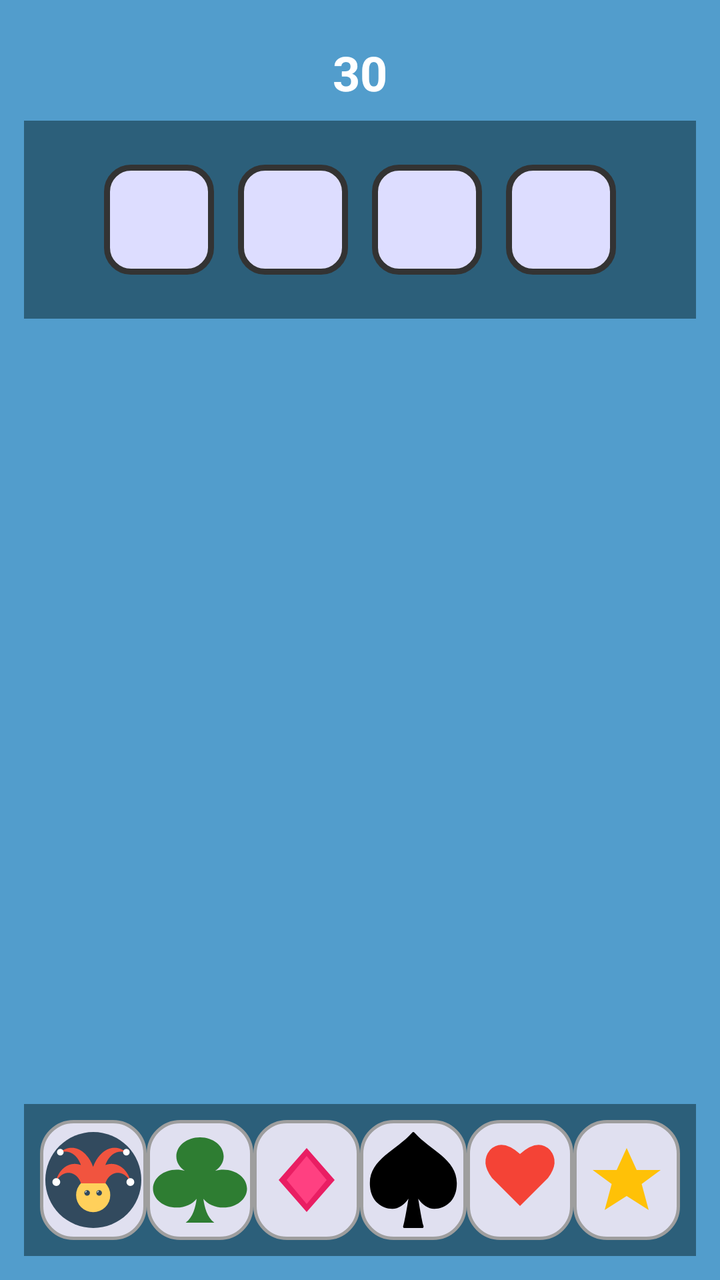
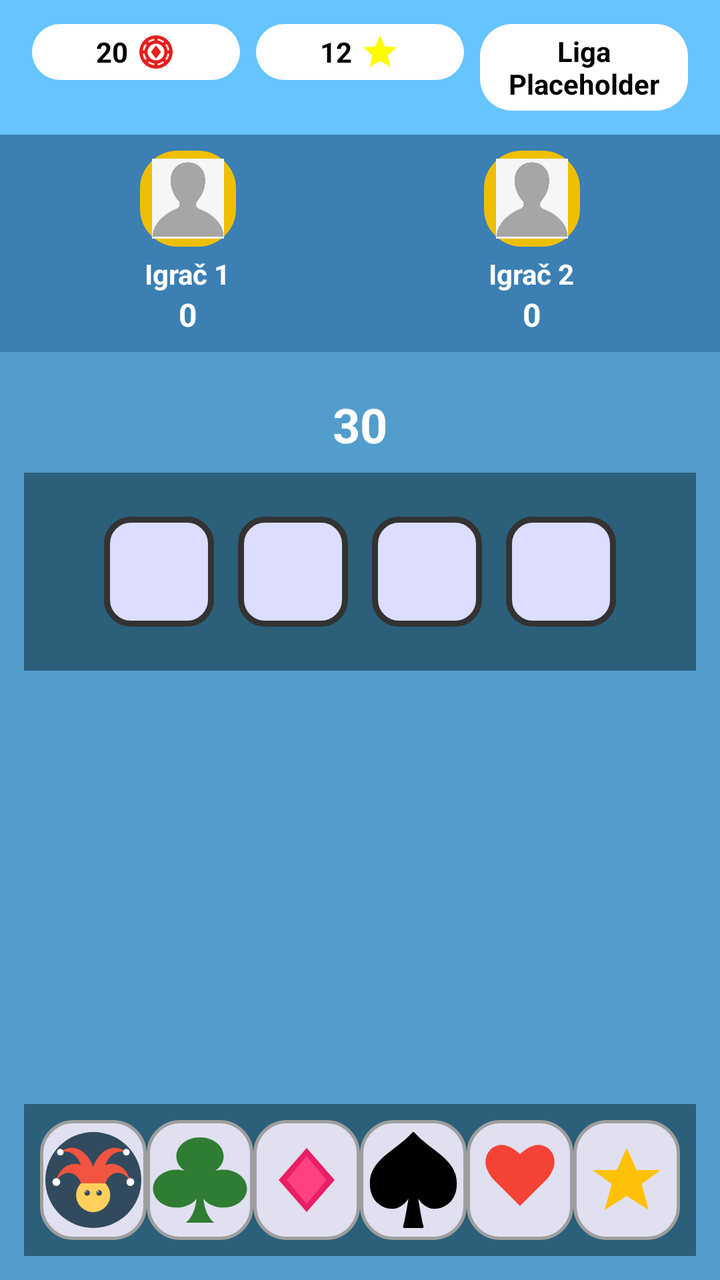

The first picture is an Android layout as it rendered before a commit; the second is the same layout after the commit. The layout source and the unified diff follow.
<!-- AndroidManifest.xml: application theme Theme.Slagalica -->
<!-- res/layout/activity_skocko.xml -->
<?xml version="1.0" encoding="utf-8"?>
<LinearLayout xmlns:android="http://schemas.android.com/apk/res/android"
    android:layout_width="match_parent"
    android:layout_height="match_parent"
    android:orientation="vertical"
    android:background="#529DCC"
    android:padding="12dp">

    <TextView
        android:id="@+id/timerText"
        android:layout_width="match_parent"
        android:layout_height="wrap_content"
        android:text="30"
        android:textSize="24sp"
        android:textStyle="bold"
        android:gravity="center"
        android:textColor="#FFFFFF"
        android:padding="8dp"/>

    <LinearLayout
        android:id="@+id/solutionRow"
        android:layout_width="match_parent"
        android:layout_height="wrap_content"
        android:gravity="center"
        android:orientation="horizontal"
        android:padding="16dp"
        android:background="#2C5F7A">

        <ImageView
            android:id="@+id/sol0"
            android:layout_width="55dp"
            android:layout_height="55dp"
            android:layout_margin="6dp"
            android:background="@drawable/cell_background"/>

        <ImageView
            android:id="@+id/sol1"
            android:layout_width="55dp"
            android:layout_height="55dp"
            android:layout_margin="6dp"
            android:background="@drawable/cell_background"/>

        <ImageView
            android:id="@+id/sol2"
            android:layout_width="55dp"
            android:layout_height="55dp"
            android:layout_margin="6dp"
            android:background="@drawable/cell_background"/>

        <ImageView
            android:id="@+id/sol3"
            android:layout_width="55dp"
            android:layout_height="55dp"
            android:layout_margin="6dp"
            android:background="@drawable/cell_background"/>
    </LinearLayout>

    <ScrollView
        android:layout_width="match_parent"
        android:layout_height="0dp"
        android:layout_weight="1"
        android:fillViewport="true">

        <LinearLayout
            android:id="@+id/gameContainer"
            android:layout_width="match_parent"
            android:layout_height="wrap_content"
            android:orientation="vertical"
            android:paddingTop="8dp"
            android:paddingBottom="8dp"/>
    </ScrollView>

    
    <LinearLayout
        android:layout_width="match_parent"
        android:layout_height="wrap_content"
        android:orientation="horizontal"
        android:gravity="center"
        android:padding="8dp"
        android:background="#2C5F7A">

        <ImageButton
            android:id="@+id/btnSkocko"
            android:layout_width="0dp"
            android:layout_height="60dp"
            android:layout_weight="1"
            android:src="@drawable/ic_skocko"
            android:background="@drawable/btn_symbol_bg"
            android:scaleType="centerInside"/>

        <ImageButton
            android:id="@+id/btnTref"
            android:layout_width="0dp"
            android:layout_height="60dp"
            android:layout_weight="1"
            android:src="@drawable/ic_tref"
            android:background="@drawable/btn_symbol_bg"
            android:scaleType="centerInside"/>

        <ImageButton
            android:id="@+id/btnKaro"
            android:layout_width="0dp"
            android:layout_height="60dp"
            android:layout_weight="1"
            android:src="@drawable/ic_karo"
            android:background="@drawable/btn_symbol_bg"
            android:scaleType="centerInside"/>

        <ImageButton
            android:id="@+id/btnPik"
            android:layout_width="0dp"
            android:layout_height="60dp"
            android:layout_weight="1"
            android:src="@drawable/ic_pik"
            android:background="@drawable/btn_symbol_bg"
            android:scaleType="centerInside"/>

        <ImageButton
            android:id="@+id/btnHerc"
            android:layout_width="0dp"
            android:layout_height="60dp"
            android:layout_weight="1"
            android:src="@drawable/ic_herc"
            android:background="@drawable/btn_symbol_bg"
            android:scaleType="centerInside"/>

        <ImageButton
            android:id="@+id/btnZvezda"
            android:layout_width="0dp"
            android:layout_height="60dp"
            android:layout_weight="1"
            android:src="@drawable/ic_zvezda"
            android:background="@drawable/btn_symbol_bg"
            android:scaleType="centerInside"/>
    </LinearLayout>
</LinearLayout>
<!-- resources referenced by this layout -->
<resources>
  <!-- drawable ic_herc (drawable) -->
  <vector xmlns:android="http://schemas.android.com/apk/res/android"
      android:width="48dp"
      android:height="48dp"
      android:viewportWidth="960"
      android:viewportHeight="960">
      <path android:fillColor="#F44336"
          android:pathData="M480,220 Q300,60 180,180 Q80,300 200,460 L480,740 L760,460 Q880,300 780,180 Q660,60 480,220Z"/>
  </vector>
  <!-- drawable ic_karo (drawable) -->
  <vector xmlns:android="http://schemas.android.com/apk/res/android"
      android:width="48dp"
      android:height="48dp"
      android:viewportWidth="960"
      android:viewportHeight="960">
      <path android:fillColor="#E91E63"
          android:pathData="M480,160 L760,480 L480,800 L200,480 Z"/>
      <path android:fillColor="#FF4081"
          android:pathData="M480,240 L680,480 L480,720 L280,480 Z"/>
  </vector>
  <!-- drawable ic_zvezda (drawable) -->
  <vector xmlns:android="http://schemas.android.com/apk/res/android"
      android:width="48dp"
      android:height="48dp"
      android:viewportWidth="960"
      android:viewportHeight="960">
      <path android:fillColor="#FFC107"
          android:pathData="M480,160 L580,380 L820,380 L630,520 L700,780 L480,640 L260,780 L330,520 L140,380 L380,380 L480,160Z"/>
  </vector>
  <style name="Theme.Slagalica" parent="Base.Theme.Slagalica" />
  <style name="Base.Theme.Slagalica" parent="Theme.Material3.DayNight.NoActionBar">
          
          
      </style>
  <!-- unchanged entries left out for length: 5 -->
</resources>

<!-- the commit's change to res/layout/activity_skocko.xml (unified diff, before → after) -->
@@ -1,136 +1,318 @@
+<?xml version="1.0" encoding="utf-8"?>
+<androidx.constraintlayout.widget.ConstraintLayout xmlns:android="http://schemas.android.com/apk/res/android"
+    android:id="@+id/main"
+    android:layout_width="match_parent"
+    android:layout_height="match_parent"
+    android:background="#529DCC">
+
+    <LinearLayout
+        android:layout_width="match_parent"
+        android:layout_height="match_parent"
+        android:orientation="vertical">
+
+        <include layout="@layout/top_bar" />
+
+        <include layout="@layout/player_score_row" />
+
+        <LinearLayout
+            android:layout_width="match_parent"
+            android:layout_height="match_parent"
+            android:orientation="vertical"
+            android:padding="12dp">
+
+            <TextView
+                android:id="@+id/timerText"
+                android:layout_width="match_parent"
+                android:layout_height="wrap_content"
+                android:text="30"
+                android:textSize="24sp"
+                android:textStyle="bold"
+                android:gravity="center"
+                android:textColor="#FFFFFF"
+                android:padding="8dp"/>
+
+            <LinearLayout
+                android:id="@+id/solutionRow"
+                android:layout_width="match_parent"
+                android:layout_height="wrap_content"
+                android:gravity="center"
+                android:orientation="horizontal"
+                android:padding="16dp"
+                android:background="#2C5F7A">
+
+                <ImageView
+                    android:id="@+id/sol0"
+                    android:layout_width="55dp"
+                    android:layout_height="55dp"
+                    android:layout_margin="6dp"
+                    android:background="@drawable/cell_background"/>
+
+                <ImageView
+                    android:id="@+id/sol1"
+                    android:layout_width="55dp"
+                    android:layout_height="55dp"
+                    android:layout_margin="6dp"
+                    android:background="@drawable/cell_background"/>
+
+                <ImageView
+                    android:id="@+id/sol2"
+                    android:layout_width="55dp"
+                    android:layout_height="55dp"
+                    android:layout_margin="6dp"
+                    android:background="@drawable/cell_background"/>
+
+                <ImageView
+                    android:id="@+id/sol3"
+                    android:layout_width="55dp"
+                    android:layout_height="55dp"
+                    android:layout_margin="6dp"
+                    android:background="@drawable/cell_background"/>
+            </LinearLayout>
+
+            <ScrollView
+                android:layout_width="match_parent"
+                android:layout_height="0dp"
+                android:layout_weight="1"
+                android:fillViewport="true">
+
+                <LinearLayout
+                    android:id="@+id/gameContainer"
+                    android:layout_width="match_parent"
+                    android:layout_height="wrap_content"
+                    android:orientation="vertical"
+                    android:paddingTop="8dp"
+                    android:paddingBottom="8dp"/>
+            </ScrollView>
+
+            
+            <LinearLayout
+                android:layout_width="match_parent"
+                android:layout_height="wrap_content"
+                android:orientation="horizontal"
+                android:gravity="center"
+                android:padding="8dp"
+                android:background="#2C5F7A">
+
+                <ImageButton
+                    android:id="@+id/btnSkocko"
+                    android:layout_width="0dp"
+                    android:layout_height="60dp"
+                    android:layout_weight="1"
+                    android:src="@drawable/ic_skocko"
+                    android:background="@drawable/btn_symbol_bg"
+                    android:scaleType="centerInside"/>
+
+                <ImageButton
+                    android:id="@+id/btnTref"
+                    android:layout_width="0dp"
+                    android:layout_height="60dp"
+                    android:layout_weight="1"
+                    android:src="@drawable/ic_tref"
+                    android:background="@drawable/btn_symbol_bg"
+                    android:scaleType="centerInside"/>
+
+                <ImageButton
+                    android:id="@+id/btnKaro"
+                    android:layout_width="0dp"
+                    android:layout_height="60dp"
+                    android:layout_weight="1"
+                    android:src="@drawable/ic_karo"
+                    android:background="@drawable/btn_symbol_bg"
+                    android:scaleType="centerInside"/>
+
+                <ImageButton
+                    android:id="@+id/btnPik"
+                    android:layout_width="0dp"
+                    android:layout_height="60dp"
+                    android:layout_weight="1"
+                    android:src="@drawable/ic_pik"
+                    android:background="@drawable/btn_symbol_bg"
+                    android:scaleType="centerInside"/>
+
+                <ImageButton
+                    android:id="@+id/btnHerc"
+                    android:layout_width="0dp"
+                    android:layout_height="60dp"
+                    android:layout_weight="1"
+                    android:src="@drawable/ic_herc"
+                    android:background="@drawable/btn_symbol_bg"
+                    android:scaleType="centerInside"/>
+
+                <ImageButton
+                    android:id="@+id/btnZvezda"
+                    android:layout_width="0dp"
+                    android:layout_height="60dp"
+                    android:layout_weight="1"
+                    android:src="@drawable/ic_zvezda"
+                    android:background="@drawable/btn_symbol_bg"
+                    android:scaleType="centerInside"/>
+            </LinearLayout>
+        </LinearLayout>
+    </LinearLayout>
+
+</androidx.constraintlayout.widget.ConstraintLayout>
+<!-- res/layout/top_bar.xml (included above) -->
 <?xml version="1.0" encoding="utf-8"?>
 <LinearLayout xmlns:android="http://schemas.android.com/apk/res/android"
     android:layout_width="match_parent"
-    android:layout_height="match_parent"
-    android:orientation="vertical"
-    android:background="#529DCC"
-    android:padding="12dp">
-
-    <TextView
-        android:id="@+id/timerText"
-        android:layout_width="match_parent"
-        android:layout_height="wrap_content"
-        android:text="30"
-        android:textSize="24sp"
-        android:textStyle="bold"
-        android:gravity="center"
-        android:textColor="#FFFFFF"
-        android:padding="8dp"/>
-
-    <LinearLayout
-        android:id="@+id/solutionRow"
-        android:layout_width="match_parent"
-        android:layout_height="wrap_content"
-        android:gravity="center"
-        android:orientation="horizontal"
-        android:padding="16dp"
-        android:background="#2C5F7A">
-
-        <ImageView
-            android:id="@+id/sol0"
-            android:layout_width="55dp"
-            android:layout_height="55dp"
-            android:layout_margin="6dp"
-            android:background="@drawable/cell_background"/>
-
-        <ImageView
-            android:id="@+id/sol1"
-            android:layout_width="55dp"
-            android:layout_height="55dp"
-            android:layout_margin="6dp"
-            android:background="@drawable/cell_background"/>
-
-        <ImageView
-            android:id="@+id/sol2"
-            android:layout_width="55dp"
-            android:layout_height="55dp"
-            android:layout_margin="6dp"
-            android:background="@drawable/cell_background"/>
-
-        <ImageView
-            android:id="@+id/sol3"
-            android:layout_width="55dp"
-            android:layout_height="55dp"
-            android:layout_margin="6dp"
-            android:background="@drawable/cell_background"/>
-    </LinearLayout>
-
-    <ScrollView
-        android:layout_width="match_parent"
-        android:layout_height="0dp"
-        android:layout_weight="1"
-        android:fillViewport="true">
-
-        <LinearLayout
-            android:id="@+id/gameContainer"
-            android:layout_width="match_parent"
-            android:layout_height="wrap_content"
-            android:orientation="vertical"
-            android:paddingTop="8dp"
-            android:paddingBottom="8dp"/>
-    </ScrollView>
-
-    
-    <LinearLayout
-        android:layout_width="match_parent"
-        android:layout_height="wrap_content"
+    android:layout_height="wrap_content"
+    android:orientation="horizontal"
+    android:padding="12dp"
+    android:background="#66C4FF">
+
+    <LinearLayout
+        android:layout_width="0dp"
+        android:layout_height="wrap_content"
+        android:layout_weight="1"
         android:orientation="horizontal"
         android:gravity="center"
-        android:padding="8dp"
-        android:background="#2C5F7A">
-
-        <ImageButton
-            android:id="@+id/btnSkocko"
-            android:layout_width="0dp"
-            android:layout_height="60dp"
-            android:layout_weight="1"
-            android:src="@drawable/ic_skocko"
-            android:background="@drawable/btn_symbol_bg"
-            android:scaleType="centerInside"/>
-
-        <ImageButton
-            android:id="@+id/btnTref"
-            android:layout_width="0dp"
-            android:layout_height="60dp"
-            android:layout_weight="1"
-            android:src="@drawable/ic_tref"
-            android:background="@drawable/btn_symbol_bg"
-            android:scaleType="centerInside"/>
-
-        <ImageButton
-            android:id="@+id/btnKaro"
-            android:layout_width="0dp"
-            android:layout_height="60dp"
-            android:layout_weight="1"
-            android:src="@drawable/ic_karo"
-            android:background="@drawable/btn_symbol_bg"
-            android:scaleType="centerInside"/>
-
-        <ImageButton
-            android:id="@+id/btnPik"
-            android:layout_width="0dp"
-            android:layout_height="60dp"
-            android:layout_weight="1"
-            android:src="@drawable/ic_pik"
-            android:background="@drawable/btn_symbol_bg"
-            android:scaleType="centerInside"/>
-
-        <ImageButton
-            android:id="@+id/btnHerc"
-            android:layout_width="0dp"
-            android:layout_height="60dp"
-            android:layout_weight="1"
-            android:src="@drawable/ic_herc"
-            android:background="@drawable/btn_symbol_bg"
-            android:scaleType="centerInside"/>
-
-        <ImageButton
-            android:id="@+id/btnZvezda"
-            android:layout_width="0dp"
-            android:layout_height="60dp"
-            android:layout_weight="1"
-            android:src="@drawable/ic_zvezda"
-            android:background="@drawable/btn_symbol_bg"
-            android:scaleType="centerInside"/>
+        android:padding="4dp"
+        android:layout_marginStart="4dp"
+        android:layout_marginEnd="4dp"
+        android:background="@drawable/rounded_white">
+
+        <TextView
+            android:layout_width="wrap_content"
+            android:layout_height="wrap_content"
+            android:text="20"
+            android:textColor="#000000"
+            android:textStyle="bold"
+            android:layout_marginEnd="4dp" />
+
+        <ImageView
+            android:layout_width="20dp"
+            android:layout_height="20dp"
+            android:src="@drawable/ic_token"
+            android:contentDescription="Tokeni" />
+    </LinearLayout>
+
+    <LinearLayout
+        android:layout_width="0dp"
+        android:layout_height="wrap_content"
+        android:layout_weight="1"
+        android:orientation="horizontal"
+        android:gravity="center"
+        android:padding="4dp"
+        android:layout_marginStart="4dp"
+        android:layout_marginEnd="4dp"
+        android:background="@drawable/rounded_white">
+
+        <TextView
+            android:layout_width="wrap_content"
+            android:layout_height="wrap_content"
+            android:text="12"
+            android:textColor="#000000"
+            android:textStyle="bold"
+            android:layout_marginEnd="4dp" />
+
+        <ImageView
+            android:layout_width="20dp"
+            android:layout_height="20dp"
+            android:src="@drawable/ic_star"
+            android:contentDescription="Zvezde" />
+    </LinearLayout>
+
+    <LinearLayout
+        android:layout_width="0dp"
+        android:layout_height="wrap_content"
+        android:layout_weight="1"
+        android:orientation="horizontal"
+        android:gravity="center"
+        android:padding="4dp"
+        android:layout_marginStart="4dp"
+        android:layout_marginEnd="4dp"
+        android:background="@drawable/rounded_white">
+
+        <TextView
+            android:layout_width="wrap_content"
+            android:layout_height="wrap_content"
+            android:text="Liga Placeholder"
+            android:textColor="#000000"
+            android:textStyle="bold"
+            android:gravity="center" />
     </LinearLayout>
 </LinearLayout>
+<!-- res/layout/player_score_row.xml (included above) -->
+<?xml version="1.0" encoding="utf-8"?>
+<LinearLayout xmlns:android="http://schemas.android.com/apk/res/android"
+    android:id="@+id/playerScoreRow"
+    android:layout_width="match_parent"
+    android:layout_height="wrap_content"
+    android:orientation="horizontal"
+    android:padding="8dp"
+    android:background="#3B7FB3">
+
+    <LinearLayout
+        android:id="@+id/playerOneContainer"
+        android:layout_width="0dp"
+        android:layout_height="wrap_content"
+        android:layout_weight="1"
+        android:orientation="vertical"
+        android:gravity="center">
+
+        <ImageView
+            android:id="@+id/playerOneAvatar"
+            android:layout_width="48dp"
+            android:layout_height="48dp"
+            android:background="@drawable/profile_frame"
+            android:padding="4dp"
+            android:src="@drawable/default_profile"
+            android:contentDescription="Player 1 avatar" />
+
+        <TextView
+            android:id="@+id/playerOneName"
+            android:layout_width="wrap_content"
+            android:layout_height="wrap_content"
+            android:layout_marginTop="4dp"
+            android:text="Igrač 1"
+            android:textColor="@android:color/white"
+            android:textStyle="bold"
+            android:textSize="14sp" />
+
+        <TextView
+            android:id="@+id/playerOneScore"
+            android:layout_width="wrap_content"
+            android:layout_height="wrap_content"
+            android:text="0"
+            android:textColor="@android:color/white"
+            android:textStyle="bold"
+            android:textSize="16sp" />
+    </LinearLayout>
+
+    <LinearLayout
+        android:id="@+id/playerTwoContainer"
+        android:layout_width="0dp"
+        android:layout_height="wrap_content"
+        android:layout_weight="1"
+        android:orientation="vertical"
+        android:gravity="center">
+
+        <ImageView
+            android:id="@+id/playerTwoAvatar"
+            android:layout_width="48dp"
+            android:layout_height="48dp"
+            android:background="@drawable/profile_frame"
+            android:padding="4dp"
+            android:src="@drawable/default_profile"
+            android:contentDescription="Player 2 avatar" />
+
+        <TextView
+            android:id="@+id/playerTwoName"
+            android:layout_width="wrap_content"
+            android:layout_height="wrap_content"
+            android:layout_marginTop="4dp"
+            android:text="Igrač 2"
+            android:textColor="@android:color/white"
+            android:textStyle="bold"
+            android:textSize="14sp" />
+
+        <TextView
+            android:id="@+id/playerTwoScore"
+            android:layout_width="wrap_content"
+            android:layout_height="wrap_content"
+            android:text="0"
+            android:textColor="@android:color/white"
+            android:textStyle="bold"
+            android:textSize="16sp" />
+    </LinearLayout>
+</LinearLayout>
<!-- resource entries referenced after the edit -->
@@ -1,5 +1,6 @@
 <!-- resources referenced by this layout -->
 <resources>
+  <!-- drawable default_profile: png bitmap (drawable, 31723 bytes) -->
   <!-- drawable ic_herc (drawable) -->
   <vector xmlns:android="http://schemas.android.com/apk/res/android"
       android:width="48dp"
@@ -20,6 +21,22 @@
       <path android:fillColor="#FF4081"
           android:pathData="M480,240 L680,480 L480,720 L280,480 Z"/>
   </vector>
+  <!-- drawable ic_star (drawable) -->
+  <vector xmlns:android="http://schemas.android.com/apk/res/android" android:height="24dp" android:tint="#FFFB00" android:viewportHeight="24" android:viewportWidth="24" android:width="24dp">
+        
+      <path android:fillColor="@android:color/white" android:pathData="M12,17.27L18.18,21l-1.64,-7.03L22,9.24l-7.19,-0.61L12,2 9.19,8.63 2,9.24l5.46,4.73L5.82,21z"/>
+      
+  </vector>
+  <!-- drawable ic_token (drawable) -->
+  <vector xmlns:android="http://schemas.android.com/apk/res/android"
+      android:width="24dp"
+      android:height="24dp"
+      android:viewportWidth="960"
+      android:viewportHeight="960">
+    <path
+        android:pathData="M480,880q-83,0 -156,-31.5T197,763q-54,-54 -85.5,-127T80,480q0,-83 31.5,-156T197,197q54,-54 127,-85.5T480,80q83,0 156,31.5T763,197q54,54 85.5,127T880,480q0,83 -31.5,156T763,763q-54,54 -127,85.5T480,880ZM440,797v-40q-35,-5 -67.5,-19T312,704l-28,29q33,26 72.5,42.5T440,797ZM520,797q44,-5 83.5,-21.5T676,733l-28,-29q-28,20 -60.5,34T520,757v40ZM480,680q83,0 141.5,-58.5T680,480q0,-83 -58.5,-141.5T480,280q-83,0 -141.5,58.5T280,480q0,83 58.5,141.5T480,680ZM733,676q26,-33 42.5,-72.5T797,520h-40q-5,35 -19,67.5T704,648l29,28ZM227,676 L256,647q-20,-28 -34,-60t-19,-67h-40q5,44 21.5,83.5T227,676ZM480,640L360,480l120,-160 120,160 -120,160ZM163,440h40q5,-35 19,-67t34,-60l-29,-29q-26,33 -42.5,72.5T163,440ZM757,440h40q-5,-44 -22,-83.5T732,284l-28,28q20,28 34,60.5t19,67.5ZM313,256q28,-20 60,-34t67,-19v-40q-44,5 -83.5,21.5T284,227l29,29ZM648,256 L676,228q-33,-26 -72.5,-43T520,163v40q35,5 67.5,19t60.5,34Z"
+        android:fillColor="#e61e1e"/>
+  </vector>
   <!-- drawable ic_zvezda (drawable) -->
   <vector xmlns:android="http://schemas.android.com/apk/res/android"
       android:width="48dp"
@@ -29,6 +46,23 @@
       <path android:fillColor="#FFC107"
           android:pathData="M480,160 L580,380 L820,380 L630,520 L700,780 L480,640 L260,780 L330,520 L140,380 L380,380 L480,160Z"/>
   </vector>
+  <!-- drawable profile_frame (drawable) -->
+  <?xml version="1.0" encoding="utf-8"?>
+  <shape xmlns:android="http://schemas.android.com/apk/res/android"
+      android:shape="rectangle">
+      <solid android:color="@android:color/transparent"/>
+      <stroke
+          android:width="6dp"
+          android:color="#EFBF04"/>
+      <corners android:radius="16dp"/>
+  </shape>
+  <!-- drawable rounded_white (drawable) -->
+  <?xml version="1.0" encoding="utf-8"?>
+  <shape xmlns:android="http://schemas.android.com/apk/res/android"
+      android:shape="rectangle">
+      <solid android:color="@android:color/white" />
+      <corners android:radius="16dp" />
+  </shape>
   <style name="Theme.Slagalica" parent="Base.Theme.Slagalica" />
   <style name="Base.Theme.Slagalica" parent="Theme.Material3.DayNight.NoActionBar">
           
